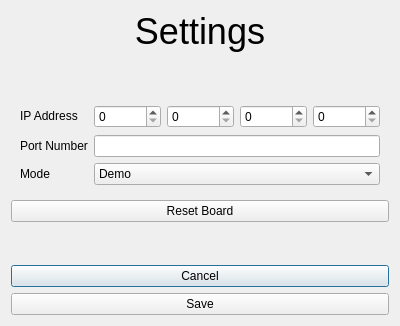
The window that x32-controller/assets/ui/settings-window.ui (ParalaxDev/computer-science-project) describes before a commit, drawn with Qt 5.
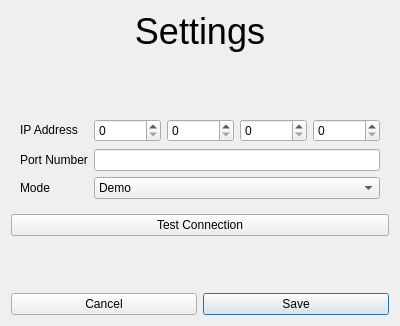
The same window after the commit.

```diff
--- a/x32-controller/assets/ui/settings-window.ui
+++ b/x32-controller/assets/ui/settings-window.ui
@@ -20,7 +20,7 @@
    <bool>false</bool>
   </property>
   <layout class="QGridLayout" name="gridLayout">
-   <item row="0" column="0">
+   <item row="1" column="0" colspan="2">
     <widget class="QLabel" name="label_6">
      <property name="font">
       <font>
@@ -38,20 +38,7 @@
      </property>
     </widget>
    </item>
-   <item row="4" column="0">
-    <spacer name="verticalSpacer_2">
-     <property name="orientation">
-      <enum>Qt::Vertical</enum>
-     </property>
-     <property name="sizeHint" stdset="0">
-      <size>
-       <width>20</width>
-       <height>40</height>
-      </size>
-     </property>
-    </spacer>
-   </item>
-   <item row="1" column="0">
+   <item row="2" column="0" colspan="2">
     <spacer name="verticalSpacer">
      <property name="orientation">
       <enum>Qt::Vertical</enum>
@@ -64,24 +51,7 @@
      </property>
     </spacer>
    </item>
-   <item row="5" column="0">
-    <widget class="QPushButton" name="pushButton_2">
-     <property name="text">
-      <string>Cancel</string>
-     </property>
-    </widget>
-   </item>
-   <item row="3" column="0">
-    <widget class="QPushButton" name="pushButton">
-     <property name="text">
-      <string>Reset Board</string>
-     </property>
-     <property name="autoDefault">
-      <bool>false</bool>
-     </property>
-    </widget>
-   </item>
-   <item row="2" column="0">
+   <item row="3" column="0" colspan="2">
     <widget class="QFrame" name="frame">
      <property name="frameShape">
       <enum>QFrame::NoFrame</enum>
@@ -122,28 +92,28 @@
           <number>0</number>
          </property>
          <item>
-          <widget class="QSpinBox" name="spinBox">
+          <widget class="QSpinBox" name="_ipSelect1">
            <property name="maximum">
             <number>255</number>
            </property>
           </widget>
          </item>
          <item>
-          <widget class="QSpinBox" name="spinBox_2">
+          <widget class="QSpinBox" name="_ipSelect2">
            <property name="maximum">
             <number>255</number>
            </property>
           </widget>
          </item>
          <item>
-          <widget class="QSpinBox" name="spinBox_3">
+          <widget class="QSpinBox" name="_ipSelect3">
            <property name="maximum">
             <number>255</number>
            </property>
           </widget>
          </item>
          <item>
-          <widget class="QSpinBox" name="spinBox_4">
+          <widget class="QSpinBox" name="_ipSelect4">
            <property name="maximum">
             <number>255</number>
            </property>
@@ -160,7 +130,7 @@
        </widget>
       </item>
       <item row="3" column="1">
-       <widget class="QComboBox" name="comboBox">
+       <widget class="QComboBox" name="_modeSelect">
         <item>
          <property name="text">
           <string>Demo</string>
@@ -181,15 +151,55 @@
        </widget>
       </item>
       <item row="2" column="1">
-       <widget class="QLineEdit" name="lineEdit"/>
+       <widget class="QLineEdit" name="_portEdit"/>
       </item>
      </layout>
     </widget>
    </item>
-   <item row="7" column="0">
-    <widget class="QPushButton" name="pushButton_3">
+   <item row="5" column="0" colspan="2">
+    <spacer name="verticalSpacer_2">
+     <property name="orientation">
+      <enum>Qt::Vertical</enum>
+     </property>
+     <property name="sizeHint" stdset="0">
+      <size>
+       <width>20</width>
+       <height>40</height>
+      </size>
+     </property>
+    </spacer>
+   </item>
+   <item row="6" column="0" colspan="2">
+    <layout class="QHBoxLayout" name="horizontalLayout_2">
+     <item>
+      <widget class="QPushButton" name="_cancel">
+       <property name="text">
+        <string>Cancel</string>
+       </property>
+       <property name="autoDefault">
+        <bool>false</bool>
+       </property>
+      </widget>
+     </item>
+     <item>
+      <widget class="QPushButton" name="_save">
+       <property name="text">
+        <string>Save</string>
+       </property>
+       <property name="default">
+        <bool>true</bool>
+       </property>
+      </widget>
+     </item>
+    </layout>
+   </item>
+   <item row="4" column="0" colspan="2">
+    <widget class="QPushButton" name="_testButton">
      <property name="text">
-      <string>Save</string>
+      <string>Test Connection</string>
+     </property>
+     <property name="autoDefault">
+      <bool>false</bool>
      </property>
     </widget>
    </item>
```
